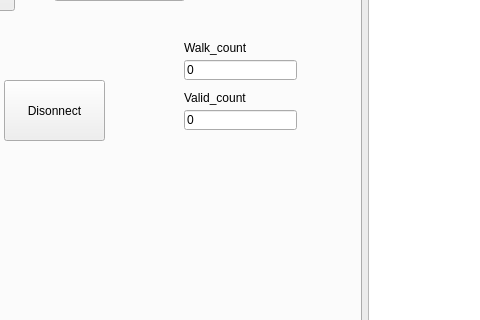
This is eic_test.ui in bill-lee/EIC_Final as Qt 5 draws it before an edit; both pictures show x 203 to 683 and y 315 to 635 of the 1136 by 780 pixel window. The edited form follows.
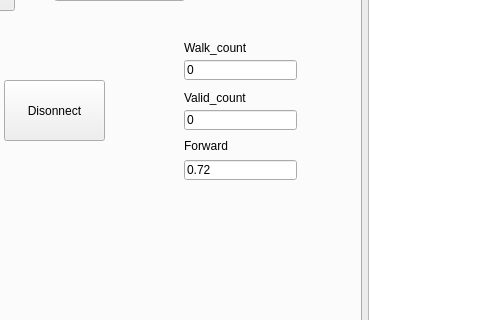
This is the edited form. The open tabs and pages were chosen to show the change.

What changed in the file:
```diff
--- a/eic_test.ui
+++ b/eic_test.ui
@@ -2871,6 +2871,32 @@
             <string>Valid_count</string>
            </property>
           </widget>
+          <widget class="QLineEdit" name="lineEdit_valid_dis">
+           <property name="geometry">
+            <rect>
+             <x>360</x>
+             <y>390</y>
+             <width>113</width>
+             <height>20</height>
+            </rect>
+           </property>
+           <property name="text">
+            <string>0.72</string>
+           </property>
+          </widget>
+          <widget class="QLabel" name="label_15">
+           <property name="geometry">
+            <rect>
+             <x>360</x>
+             <y>370</y>
+             <width>47</width>
+             <height>12</height>
+            </rect>
+           </property>
+           <property name="text">
+            <string>Forward Dis</string>
+           </property>
+          </widget>
          </widget>
         </widget>
        </item>
```
Left out of the diff: 4 changed lines with no effect on the pictures.
